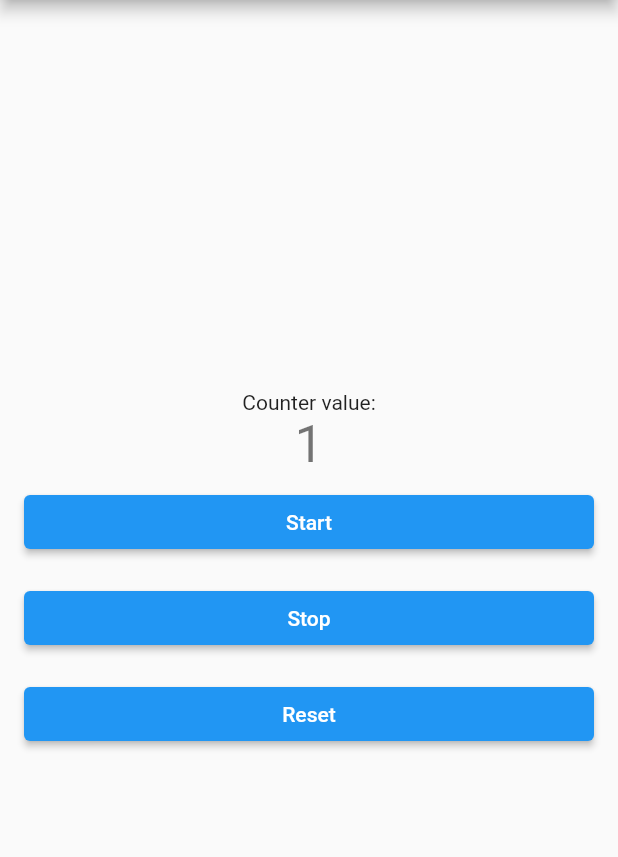
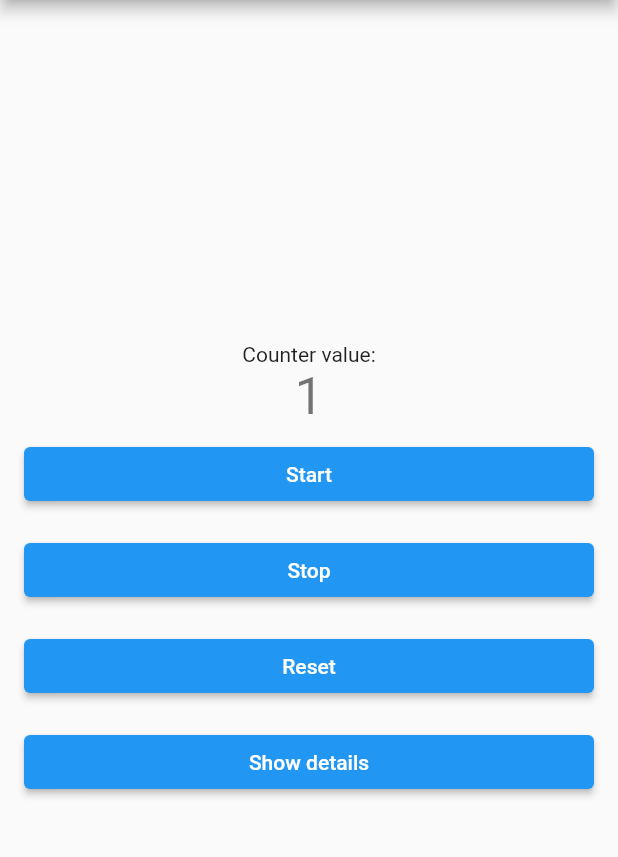
Before and after one commit to szugyi/flutterArchitecture, a Flutter app: the screen it shows after launch, after a tap on "Start", after a tap on "Stop", on a phone screen of 412 x 824 dp, the part 84-941 px from its top. Run offline on Flutter 3.47's test engine with Material 2 defaults, Android fonts, the phone set to English and light mode, and no system bars; our stand-ins replace rxdart.

Commit message:
Add basic navigation

```diff
--- a/flutter_architecture/lib/main.dart
+++ b/flutter_architecture/lib/main.dart
@@ -1,4 +1,5 @@
 import 'package:flutter/material.dart';
+import 'package:flutter_architecture/ui/details.dart';
 import 'package:flutter_architecture/ui/home.dart';
 
 void main() {
@@ -9,12 +10,16 @@ class MyApp extends StatelessWidget {
   @override
   Widget build(BuildContext context) {
     return MaterialApp(
-      title: 'Flutter Demo',
+      title: "Flutter Demo",
       theme: ThemeData(
         primarySwatch: Colors.blue,
         visualDensity: VisualDensity.adaptivePlatformDensity,
       ),
-      home: HomeScreen(title: 'Flutter Demo Home Page'),
+      initialRoute: "/",
+      routes: {
+        "/": (context) => HomeScreen(title: 'Flutter Demo Home Page'),
+        DetailsScreen.routeName: (context) => DetailsScreen(),
+      },
     );
   }
 }
--- a/flutter_architecture/lib/ui/home.dart
+++ b/flutter_architecture/lib/ui/home.dart
@@ -2,6 +2,7 @@ import 'dart:async';
 
 import 'package:flutter/material.dart';
 import 'package:flutter_architecture/data/service/counter_service_impl.dart';
+import 'package:flutter_architecture/ui/details.dart';
 
 class HomeScreen extends StatefulWidget {
   HomeScreen({Key key, this.title}) : super(key: key);
@@ -32,18 +33,6 @@ class _HomeScreenState extends State<HomeScreen> {
   void dispose() {
     super.dispose();
     _subscription.cancel();
-  }
-
-  void _startCounter() async {
-    _counterService.start();
-  }
-
-  void _stopCounter() async {
-    _counterService.stop();
-  }
-
-  void _resetCounter() async {
-    _counterService.reset();
   }
 
   @override
@@ -83,8 +72,34 @@ class _HomeScreenState extends State<HomeScreen> {
                     child: ElevatedButton(
                         onPressed: _resetCounter, child: Text("Reset"))))
           ]),
+          Row(children: [
+            Expanded(
+                child: Padding(
+                    padding: EdgeInsets.fromLTRB(16, 8, 16, 8),
+                    child: ElevatedButton(
+                        onPressed: () {
+                          _startDetails(context);
+                        },
+                        child: Text("Show details"))))
+          ]),
         ],
       ),
     );
   }
+
+  void _startCounter() {
+    _counterService.start();
+  }
+
+  void _stopCounter() {
+    _counterService.stop();
+  }
+
+  void _resetCounter() {
+    _counterService.reset();
+  }
+
+  void _startDetails(BuildContext context) {
+    Navigator.pushNamed(context, DetailsScreen.routeName, arguments: 42);
+  }
 }
```
Also changed, not shown: flutter_architecture/lib/ui/details.dart (added, +36 -0 lines).
